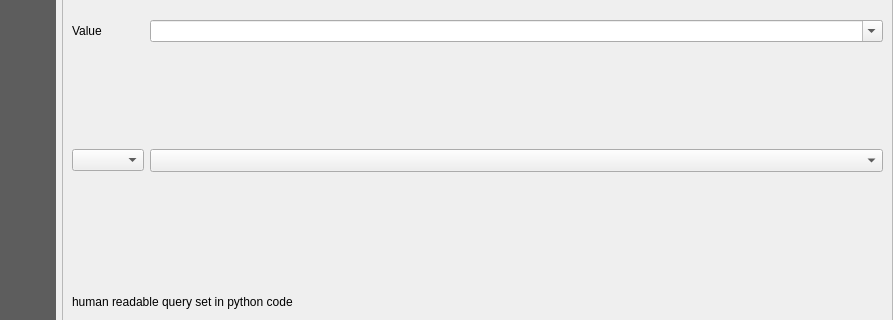
Old version of the form QuickOSM/resources/ui/main_window.ui in the repository 3liz/QuickOSM; both pictures show x 97 to 990 and y 254 to 574 of the 990 by 867 pixel window.
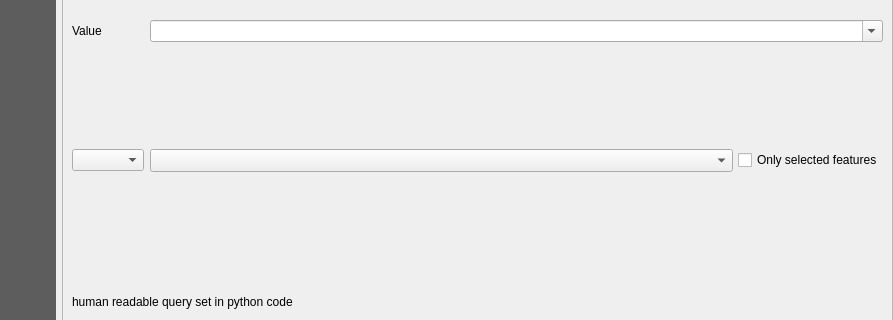
New version of the form. The open tabs and pages were chosen to show the change. Custom widgets are drawn as their Qt base class.

Commit message: Option selected features for layer #45

What changed in the file:
```diff
--- a/QuickOSM/resources/ui/main_window.ui
+++ b/QuickOSM/resources/ui/main_window.ui
@@ -333,7 +333,7 @@
                  <widget class="QWidget" name="layerExtent">
                   <layout class="QHBoxLayout" name="horizontalLayout_26">
                    <property name="spacing">
-                    <number>0</number>
+                    <number>5</number>
                    </property>
                    <property name="leftMargin">
                     <number>0</number>
@@ -357,6 +357,13 @@
                      </property>
                     </widget>
                    </item>
+                   <item>
+                    <widget class="QCheckBox" name="checkbox_selection_qq">
+                     <property name="text">
+                      <string>Only selected features</string>
+                     </property>
+                    </widget>
+                   </item>
                   </layout>
                  </widget>
                  <widget class="QWidget" name="nothingDisplayed"/>
```
Left out of the diff: 9 changed lines with no effect on the pictures. The commit also changes 7 other files.
